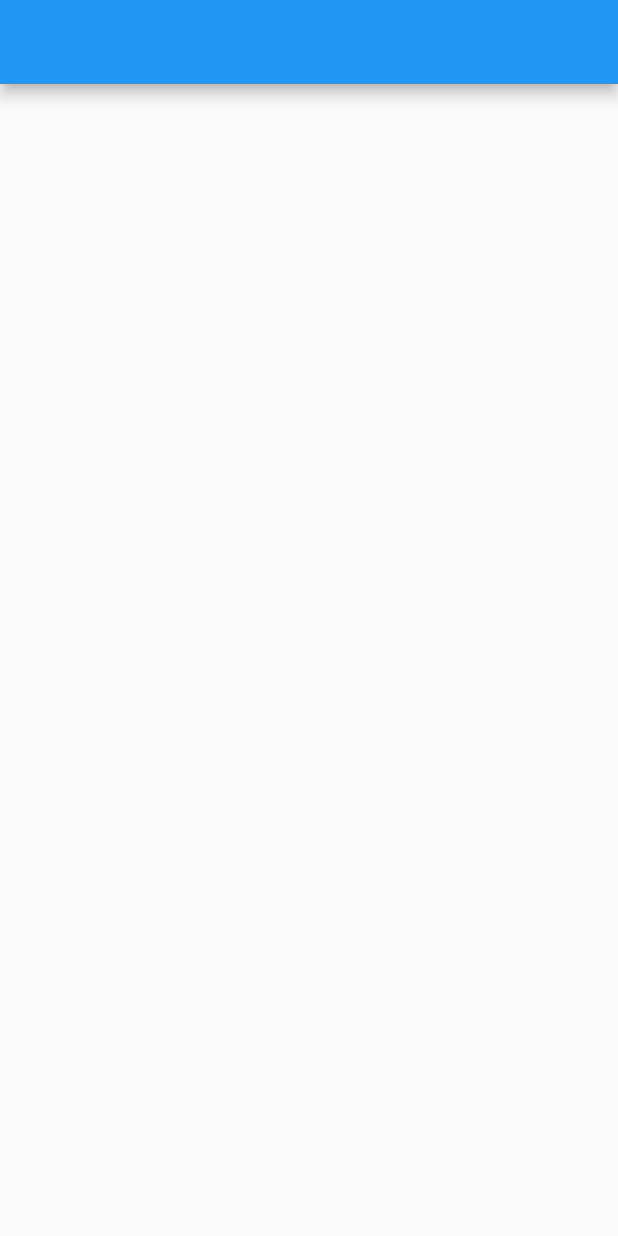
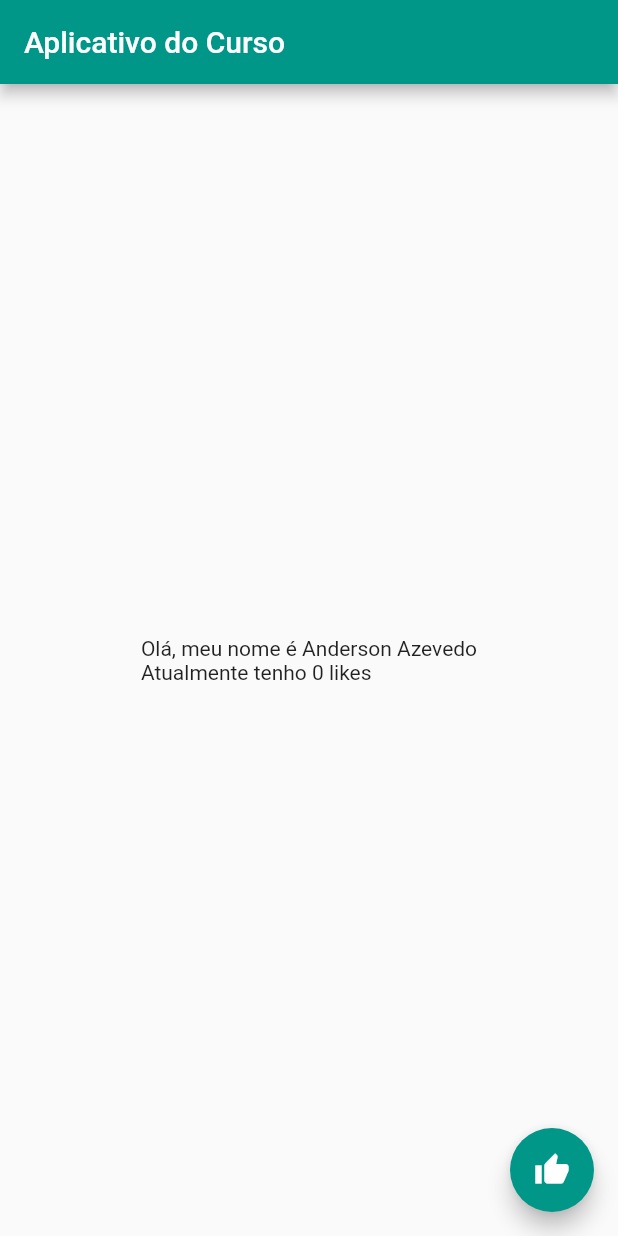
Before and after one commit to AndersonAzeved/Cursos, a Flutter app: the screen it shows after launch, on a phone screen of 412 x 824 dp. Run offline on Flutter 3.47's test engine with Material 2 defaults, Android fonts, the phone set to English and light mode, and no system bars.

Commit message:
Finalizada aula #01

```diff
--- a/Flutter-Dart/Aplicativo/app/lib/aula_01.dart
+++ b/Flutter-Dart/Aplicativo/app/lib/aula_01.dart
@@ -15,10 +15,28 @@ class MainPage extends StatefulWidget {
 }
 
 class _MainPageState extends State<MainPage> {
+  int likes = 0;
+
   @override
   Widget build(BuildContext context) {
     return Scaffold(
-      appBar: AppBar(),
+      appBar: AppBar(
+        backgroundColor: Colors.teal,
+        title: const Text('Aplicativo do Curso'),
+      ),
+      body: Center(
+        child: Text(
+            'Olá, meu nome é Anderson Azevedo\nAtualmente tenho $likes likes'),
+      ),
+      floatingActionButton: FloatingActionButton(
+        onPressed: () {
+          setState(() {
+            likes++;
+          });
+        },
+        backgroundColor: Colors.teal,
+        child: const Icon(Icons.thumb_up),
+      ),
     );
   }
 }
```
